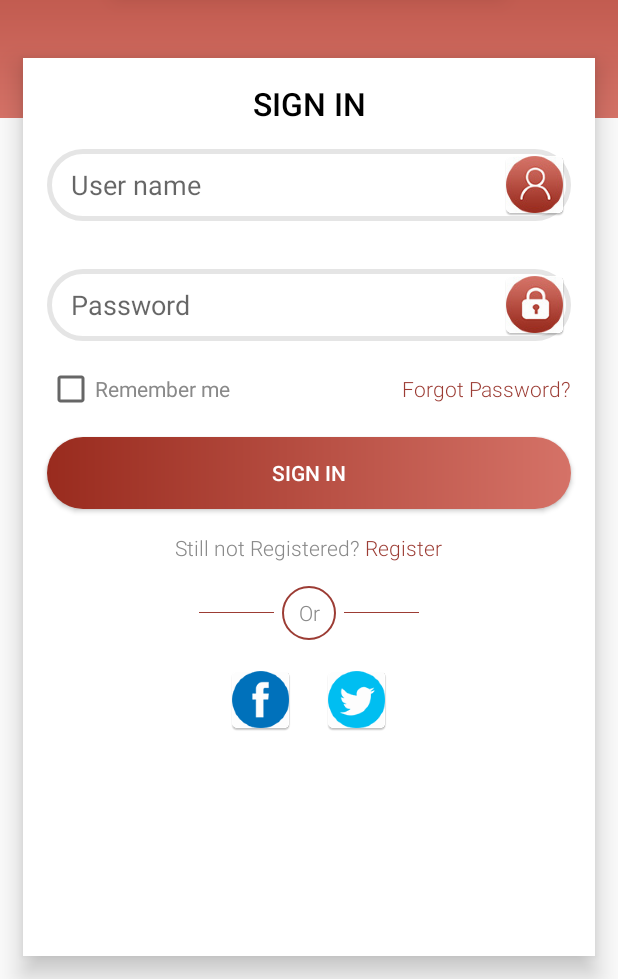
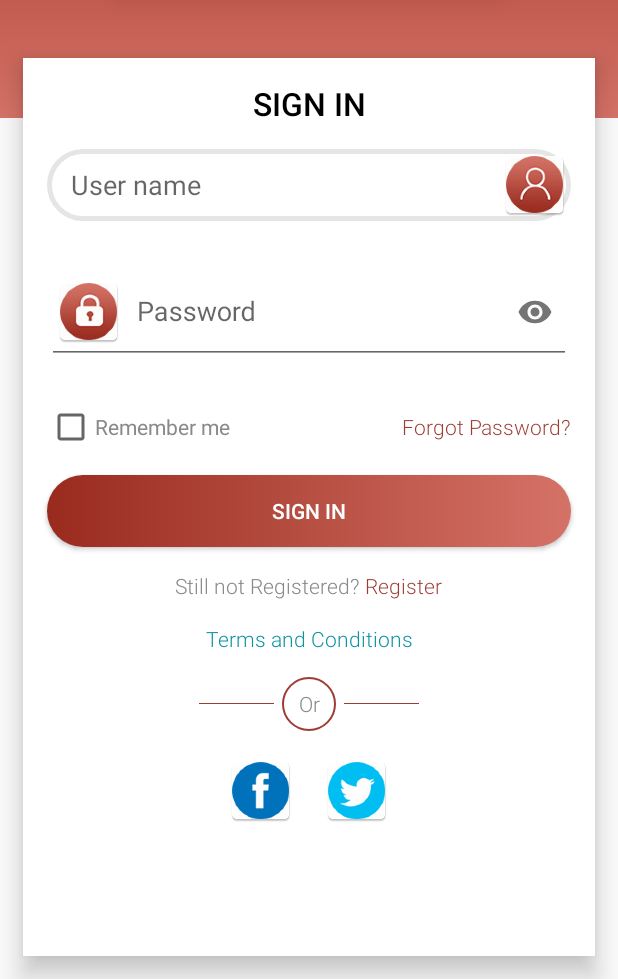
Before and after one commit to ewheelers/EWheelers, an Android app: the screen it shows after launch (LoginScreenActivity), on a phone screen of 412 x 824 dp, the part 257-1236 px from its top. Run offline under Robolectric (Android 15) with nearby library versions, the phone set to English and light mode, and no system bars; our stand-ins replace Volley.

Commit message:
updated 13/11/2020

```diff
--- a/app/build.gradle
+++ b/app/build.gradle
@@ -7,8 +7,8 @@ android {
         applicationId "com.ewheelers.ewheelers"
         minSdkVersion 15
         targetSdkVersion 29
-        versionCode 11
-        versionName "1.0.2"
+        versionCode 12
+        versionName "1.0.3"
         ndk.abiFilters 'armeabi-v7a', 'arm64-v8a', 'x86', 'x86_64'
         testInstrumentationRunner "androidx.test.runner.AndroidJUnitRunner"
         vectorDrawables.useSupportLibrary = true
--- a/app/src/main/java/com/ewheelers/ewheelers/Activities/LoginScreenActivity.java
+++ b/app/src/main/java/com/ewheelers/ewheelers/Activities/LoginScreenActivity.java
@@ -30,6 +30,7 @@ import com.ewheelers.ewheelers.Network.VolleySingleton;
 import com.ewheelers.ewheelers.R;
 import com.ewheelers.ewheelers.Utils.SessionPreference;
 import com.google.android.material.snackbar.Snackbar;
+import com.google.android.material.textfield.TextInputEditText;
 
 import org.json.JSONException;
 import org.json.JSONObject;
@@ -38,7 +39,8 @@ import java.util.HashMap;
 import java.util.Map;
 
 public class LoginScreenActivity extends AppCompatActivity implements View.OnClickListener {
-    EditText username, password;
+    EditText username;
+    TextInputEditText password;
     Button login;
     TextView create_accout;
     TextView forget_password;
@@ -54,6 +56,7 @@ public class LoginScreenActivity extends AppCompatActivity implements View.OnCli
     InputMethodManager imm;
     private String[] permissions = {"android.permission.FLASHLIGHT" , "com.google.android.providers.gsf.permission.READ_GSERVICES","android.permission.CAMERA","android.permission.ACCESS_COARSE_LOCATION", "android.permission.ACCESS_FINE_LOCATION","android.permission.CALL_PHONE","com.example.mapdemo.permission.MAPS_RECEIVE","android.permission.ACCESS_NETWORK_STATE","android.permission.READ_EXTERNAL_STORAGE","android.permission.WRITE_EXTERNAL_STORAGE","android.permission.INTERNET"};
     int requestCode = 200;
+    TextView tremsCond;
     @Override
     protected void onCreate(Bundle savedInstanceState) {
         super.onCreate(savedInstanceState);
@@ -65,6 +68,15 @@ public class LoginScreenActivity extends AppCompatActivity implements View.OnCli
         progressDialog.setTitle("Ewheelers");
         progressDialog.setMessage("Login...");
         progressDialog.setCancelable(false);
+        tremsCond = findViewById(R.id.terms);
+        tremsCond.setOnClickListener(new View.OnClickListener() {
+            @Override
+            public void onClick(View v) {
+                Intent i = new Intent(getApplicationContext(),WebViewActivity.class);
+                i.putExtra("urlIs","https://ewheelers.in/terms-conditions");
+                startActivity(i);
+            }
+        });
         username = findViewById(R.id.username1);
         password = findViewById(R.id.password1);
         login = findViewById(R.id.login1);
--- a/app/src/main/java/com/ewheelers/ewheelers/Activities/SplashScreenActivity.java
+++ b/app/src/main/java/com/ewheelers/ewheelers/Activities/SplashScreenActivity.java
@@ -22,33 +22,14 @@ public class SplashScreenActivity extends AppCompatActivity {
             @Override
             public void run() {
                 String token = new SessionPreference().getStrings(SplashScreenActivity.this,SessionPreference.tokenvalue);
-                String bank_state = new SessionPreference().getStrings(SplashScreenActivity.this,SessionPreference.bankstatus);
+                /*String bank_state = new SessionPreference().getStrings(SplashScreenActivity.this,SessionPreference.bankstatus);
                 String setupstate = new SessionPreference().getStrings(SplashScreenActivity.this,SessionPreference.accountsetup);
-                String setattributes = new SessionPreference().getStrings(SplashScreenActivity.this,SessionPreference.partnerattributes);
+                String setattributes = new SessionPreference().getStrings(SplashScreenActivity.this,SessionPreference.partnerattributes);*/
 
                 if(token!=null){
                     Intent i = new Intent(SplashScreenActivity.this, Home.class);
                     startActivity(i);
                     finish();
-                    /*if(setupstate!=null){
-                        Intent i = new Intent(SplashScreenActivity.this, UpdateAttributes.class);
-                        startActivity(i);
-                        finish();
-                    }
-                    else if(setattributes!=null){
-                        Intent i = new Intent(SplashScreenActivity.this, BankAccountDetails.class);
-                        startActivity(i);
-                        finish();
-                    }
-                    else if(bank_state!=null){
-                        Intent i = new Intent(SplashScreenActivity.this, Home.class);
-                        startActivity(i);
-                        finish();
-                    }else {
-                        Intent i = new Intent(SplashScreenActivity.this, SetupAccount.class);
-                        startActivity(i);
-                        finish();
-                    }*/
                 }else {
                     Intent i = new Intent(SplashScreenActivity.this, LoginScreenActivity.class);
                     startActivity(i);
--- a/app/src/main/java/com/ewheelers/ewheelers/Activities/UpdateAttributes.java
+++ b/app/src/main/java/com/ewheelers/ewheelers/Activities/UpdateAttributes.java
@@ -79,7 +79,7 @@ public class UpdateAttributes extends AppCompatActivity {
                 setUpAccount(v);
             }
         });
-        getProfile();
+       // getProfile();
     }
 
     private void getProfile() {
@@ -93,9 +93,9 @@ public class UpdateAttributes extends AppCompatActivity {
                     String status = jsonObject.getString("status");
                     String msg = jsonObject.getString("msg");
                     if (status.equals("1")) {
-                        JSONObject jsonObject1 = jsonObject.getJSONObject("data");
+                        /*JSONObject jsonObject1 = jsonObject.getJSONObject("data");
                         JSONObject jsonObject2 = jsonObject1.getJSONObject("sellerProfileAttributes");
-                        JSONObject jsonObject3 = jsonObject1.getJSONObject("selectedOptionsArr");
+                        JSONObject jsonObject3 = jsonObject1.getJSONObject("selectedOptionsArr");*/
                         //Toast.makeText(UpdateAttributes.this, "array: "+jsonArray, Toast.LENGTH_SHORT).show();
                         //new AttributesAdapter(UpdateAttributes.this,jsonArray);
                     }
--- a/app/src/main/java/com/ewheelers/ewheelers/ActivtiesAdapters/AttributesAdapter.java
+++ b/app/src/main/java/com/ewheelers/ewheelers/ActivtiesAdapters/AttributesAdapter.java
@@ -37,7 +37,7 @@ public class AttributesAdapter extends RecyclerView.Adapter<AttributesAdapter.Ho
     @NonNull
     @Override
     public HolderIs onCreateViewHolder(@NonNull ViewGroup parent, int viewType) {
-        View v = LayoutInflater.from(parent.getContext()).inflate(R.layout.list_of_buying_prods, parent, false);
+        View v = LayoutInflater.from(parent.getContext()).inflate(R.layout.attributes_layout, parent, false);
         return new HolderIs(v);
     }
 
--- a/app/src/main/java/com/ewheelers/ewheelers/Fragments/eStoreGeneralFragment.java
+++ b/app/src/main/java/com/ewheelers/ewheelers/Fragments/eStoreGeneralFragment.java
@@ -54,6 +54,7 @@ import java.util.ArrayList;
 import java.util.HashMap;
 import java.util.List;
 import java.util.Map;
+import java.util.Objects;
 
 public class eStoreGeneralFragment extends Fragment implements AdapterView.OnItemSelectedListener, TextWatcher {
     EditText identifier, shopuri, shopaddress, postalcode, mobileno, free_shippingon, maxradious, maxRent, latitude, longitude;
@@ -381,7 +382,7 @@ public class eStoreGeneralFragment extends Fragment implements AdapterView.OnIte
                             getStatesNames(contryid, "", "");
                         } else {
                             shopid = jsonObj.getString("shop_id");
-                            SessionPreference.clearString(getActivity(), SessionPreference.shopid);
+                            SessionPreference.clearString(Objects.requireNonNull(getActivity()), SessionPreference.shopid);
                             SessionPreference.saveString(getActivity(), SessionPreference.shopid, shopid);
                             String shop_user_id = jsonObj.getString("shop_user_id");
                             String identy = jsonObj.getString("shop_identifier");
--- a/app/src/main/java/com/ewheelers/ewheelers/Fragments/eStoreSubGeneralFragment.java
+++ b/app/src/main/java/com/ewheelers/ewheelers/Fragments/eStoreSubGeneralFragment.java
@@ -103,11 +103,17 @@ public class eStoreSubGeneralFragment extends Fragment implements AdapterView.On
                     pincode.setTextColor(getResources().getColor(R.color.colorBlack));
                     mobileno.setEnabled(true);
                     mobileno.setTextColor(getResources().getColor(R.color.colorBlack));
+                    country_list.setEnabled(true);
+                    state_list.setEnabled(true);
+                    city_list.setEnabled(true);
                 }else {
                     pincode.setEnabled(false);
                     pincode.setTextColor(getResources().getColor(R.color.colorNavy));
                     mobileno.setEnabled(false);
                     mobileno.setTextColor(getResources().getColor(R.color.colorNavy));
+                    country_list.setEnabled(false);
+                    state_list.setEnabled(false);
+                    city_list.setEnabled(false);
                 }
             }
         });
--- a/app/src/main/res/layout/activity_login_screen.xml
+++ b/app/src/main/res/layout/activity_login_screen.xml
@@ -1,5 +1,6 @@
 <?xml version="1.0" encoding="utf-8"?>
 <androidx.core.widget.NestedScrollView xmlns:android="http://schemas.android.com/apk/res/android"
+    xmlns:app="http://schemas.android.com/apk/res-auto"
     android:id="@+id/nested_scroll"
     android:layout_width="match_parent"
     android:layout_height="match_parent"
@@ -63,10 +64,11 @@
                 android:hint="User name"
                 android:inputType="textEmailAddress"
                 android:paddingStart="16dp"
+                android:singleLine="true"
                 android:paddingLeft="16dp"
                 android:selectAllOnFocus="true" />
 
-            <EditText
+            <!--  <EditText
                   android:id="@+id/password1"
                   android:layout_width="match_parent"
                   android:layout_height="wrap_content"
@@ -80,7 +82,29 @@
                   android:hint="@string/prompt_password"
                   android:inputType="textPassword"
                   android:paddingLeft="16dp"
-                android:selectAllOnFocus="true" />
+                  android:selectAllOnFocus="true" />-->
+
+            <com.google.android.material.textfield.TextInputLayout
+                android:id="@+id/etPasswordLayout"
+                android:layout_width="match_parent"
+                android:layout_height="wrap_content"
+                android:layout_marginBottom="10dp"
+                app:passwordToggleEnabled="true">
+
+                <com.google.android.material.textfield.TextInputEditText
+                    android:id="@+id/password1"
+                    android:layout_width="match_parent"
+                    android:layout_height="wrap_content"
+                    android:layout_gravity="center_vertical"
+                    android:layout_margin="16dp"
+                    android:drawableStart="@mipmap/password"
+                    android:drawableLeft="@mipmap/password"
+                    android:drawablePadding="@dimen/padding_10"
+                    android:hint="@string/prompt_password"
+                    android:inputType="textPassword"
+                    android:singleLine="true"></com.google.android.material.textfield.TextInputEditText>
+            </com.google.android.material.textfield.TextInputLayout>
+
 
             <LinearLayout
                 android:layout_width="match_parent"
@@ -150,6 +174,17 @@
                     android:textStyle="normal" />
             </LinearLayout>
 
+            <TextView
+                android:id="@+id/terms"
+                android:layout_width="match_parent"
+                android:layout_height="wrap_content"
+                android:layout_marginTop="16dp"
+                android:fontFamily="sans-serif-light"
+                android:gravity="center_horizontal"
+                android:text="Terms and Conditions"
+                android:textColor="@color/colorNavy"
+                android:textStyle="normal" />
+
             <LinearLayout
                 android:layout_width="wrap_content"
                 android:layout_height="wrap_content"
--- a/app/src/main/res/layout/fragment_e_store_general.xml
+++ b/app/src/main/res/layout/fragment_e_store_general.xml
@@ -2,6 +2,7 @@
 <RelativeLayout xmlns:android="http://schemas.android.com/apk/res/android"
     xmlns:app="http://schemas.android.com/apk/res-auto"
     android:id="@+id/main_layout"
+    android:background="#fff"
     android:layout_width="match_parent"
     android:layout_height="match_parent">
 
```
Also changed, not shown: app/src/main/java/com/ewheelers/ewheelers/Activities/UserRegistrationActivity.java (+13 -3 lines), app/src/main/java/com/ewheelers/ewheelers/Fragments/HomeFragment.java (+13 -1 lines), app/src/main/res/layout/activity_user_registration.xml (+25 -13 lines). Lines whose indentation alone changed are shown as unchanged.
